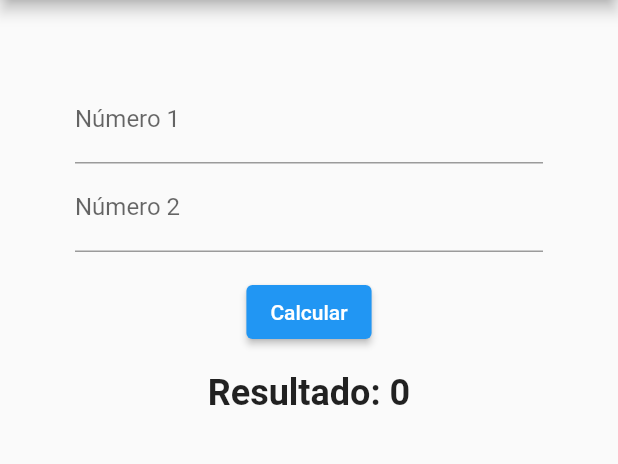
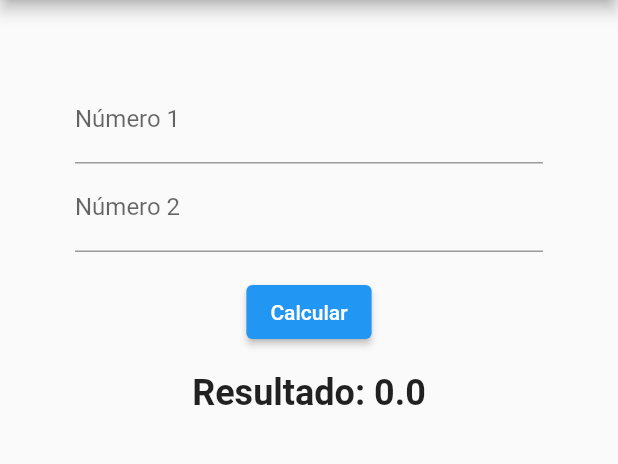
Before and after one commit to GronickGS/suma_flutter, a Flutter app: the screen it shows after launch, after a tap on "Calcular", on a phone screen of 412 x 824 dp, the part 84-548 px from its top. Run offline on Flutter 3.47's test engine with Material 2 defaults, Android fonts, the light colour scheme and no system bars.

Commit message:
Agregue un comentario

```diff
--- a/lib/main.dart
+++ b/lib/main.dart
@@ -7,13 +7,11 @@ void main() {
 
 class MyApp extends StatelessWidget {
   const MyApp({super.key});
-
+// Ros
   // This widget is the root of your application.
   @override
   Widget build(BuildContext context) {
     return const MaterialApp(
-      title: 'Suma',
-      debugShowCheckedModeBanner: false,
-      home: SumaPage());
+        title: 'Suma', debugShowCheckedModeBanner: false, home: SumaPage());
   }
 }
--- a/lib/suma.dart
+++ b/lib/suma.dart
@@ -10,7 +10,7 @@ class SumaPage extends StatefulWidget {
 class _SumaPageState extends State<SumaPage> {
   TextEditingController num1 = TextEditingController();
   TextEditingController num2 = TextEditingController();
-  int resultado = 0;
+  double resultado = 0;
 
   @override
   Widget build(BuildContext context) {
@@ -35,9 +35,9 @@ class _SumaPageState extends State<SumaPage> {
             const SizedBox(height: 16.0),
             ElevatedButton(
               onPressed: () {
-                int numero1 = int.tryParse(num1.text) ?? 0;
-                int numero2 = int.tryParse(num2.text) ?? 0;
-                int resul = numero1 + numero2;
+                double numero1 = double.tryParse(num1.text) ?? 0;
+                double numero2 = double.tryParse(num2.text) ?? 0;
+                double resul = numero1 + numero2;
                 setState(() {
                   resultado = resul;
                 });
```
